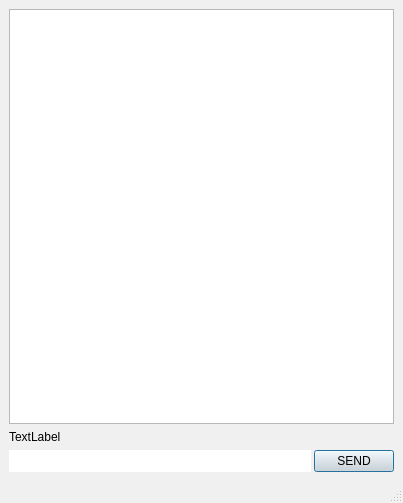
Above: mainwindow.ui from KatarzynaDudziak/tcp-chat before the change. Below: the same form after it.
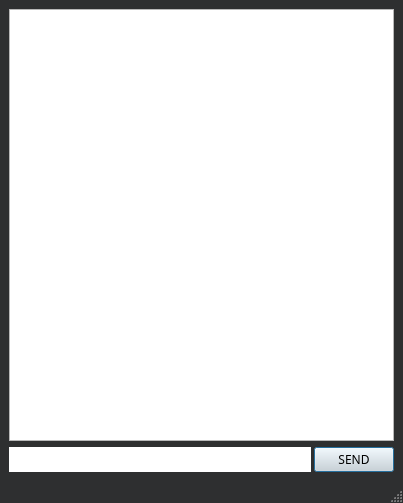
That is the form after the change.

Diff of the .ui file:
```diff
--- a/mainwindow.ui
+++ b/mainwindow.ui
@@ -121,6 +121,15 @@
        </color>
       </brush>
      </colorrole>
+     <colorrole role="Highlight">
+      <brush brushstyle="SolidPattern">
+       <color alpha="255">
+        <red>0</red>
+        <green>111</green>
+        <blue>215</blue>
+       </color>
+      </brush>
+     </colorrole>
      <colorrole role="AlternateBase">
       <brush brushstyle="SolidPattern">
        <color alpha="255">
@@ -153,18 +162,18 @@
      <colorrole role="WindowText">
       <brush brushstyle="SolidPattern">
        <color alpha="255">
-        <red>0</red>
-        <green>0</green>
-        <blue>0</blue>
+        <red>208</red>
+        <green>208</green>
+        <blue>208</blue>
        </color>
       </brush>
      </colorrole>
      <colorrole role="Button">
       <brush brushstyle="SolidPattern">
        <color alpha="255">
-        <red>240</red>
-        <green>240</green>
-        <blue>240</blue>
+        <red>64</red>
+        <green>65</green>
+        <blue>66</blue>
        </color>
       </brush>
      </colorrole>
@@ -189,9 +198,9 @@
      <colorrole role="Dark">
       <brush brushstyle="SolidPattern">
        <color alpha="255">
-        <red>160</red>
-        <green>160</green>
-        <blue>160</blue>
+        <red>64</red>
+        <green>65</green>
+        <blue>66</blue>
        </color>
       </brush>
      </colorrole>
@@ -207,9 +216,9 @@
      <colorrole role="Text">
       <brush brushstyle="SolidPattern">
        <color alpha="255">
-        <red>0</red>
-        <green>0</green>
-        <blue>0</blue>
+        <red>208</red>
+        <green>208</green>
+        <blue>208</blue>
        </color>
       </brush>
      </colorrole>
@@ -217,35 +226,35 @@
       <brush brushstyle="SolidPattern">
        <color alpha="255">
         <red>255</red>
-        <green>255</green>
-        <blue>255</blue>
+        <green>51</green>
+        <blue>51</blue>
        </color>
       </brush>
      </colorrole>
      <colorrole role="ButtonText">
       <brush brushstyle="SolidPattern">
        <color alpha="255">
-        <red>0</red>
-        <green>0</green>
-        <blue>0</blue>
+        <red>208</red>
+        <green>208</green>
+        <blue>208</blue>
        </color>
       </brush>
      </colorrole>
      <colorrole role="Base">
       <brush brushstyle="SolidPattern">
        <color alpha="255">
-        <red>255</red>
-        <green>255</green>
-        <blue>255</blue>
+        <red>46</red>
+        <green>47</green>
+        <blue>48</blue>
        </color>
       </brush>
      </colorrole>
      <colorrole role="Window">
       <brush brushstyle="SolidPattern">
        <color alpha="255">
-        <red>240</red>
-        <green>240</green>
-        <blue>240</blue>
+        <red>46</red>
+        <green>47</green>
+        <blue>48</blue>
        </color>
       </brush>
      </colorrole>
@@ -258,30 +267,39 @@
        </color>
       </brush>
      </colorrole>
+     <colorrole role="Highlight">
+      <brush brushstyle="SolidPattern">
+       <color alpha="255">
+        <red>29</red>
+        <green>84</green>
+        <blue>92</blue>
+       </color>
+      </brush>
+     </colorrole>
      <colorrole role="AlternateBase">
       <brush brushstyle="SolidPattern">
        <color alpha="255">
-        <red>245</red>
-        <green>245</green>
-        <blue>245</blue>
+        <red>53</red>
+        <green>54</green>
+        <blue>55</blue>
        </color>
       </brush>
      </colorrole>
      <colorrole role="ToolTipBase">
       <brush brushstyle="SolidPattern">
        <color alpha="255">
-        <red>255</red>
-        <green>255</green>
-        <blue>220</blue>
+        <red>64</red>
+        <green>65</green>
+        <blue>66</blue>
        </color>
       </brush>
      </colorrole>
      <colorrole role="ToolTipText">
       <brush brushstyle="SolidPattern">
        <color alpha="255">
-        <red>0</red>
-        <green>0</green>
-        <blue>0</blue>
+        <red>208</red>
+        <green>208</green>
+        <blue>208</blue>
        </color>
       </brush>
      </colorrole>
@@ -395,30 +413,39 @@
        </color>
       </brush>
      </colorrole>
+     <colorrole role="Highlight">
+      <brush brushstyle="SolidPattern">
+       <color alpha="255">
+        <red>29</red>
+        <green>84</green>
+        <blue>92</blue>
+       </color>
+      </brush>
+     </colorrole>
      <colorrole role="AlternateBase">
       <brush brushstyle="SolidPattern">
        <color alpha="255">
-        <red>245</red>
-        <green>245</green>
-        <blue>245</blue>
+        <red>53</red>
+        <green>54</green>
+        <blue>55</blue>
        </color>
       </brush>
      </colorrole>
      <colorrole role="ToolTipBase">
       <brush brushstyle="SolidPattern">
        <color alpha="255">
-        <red>255</red>
-        <green>255</green>
-        <blue>220</blue>
+        <red>64</red>
+        <green>65</green>
+        <blue>66</blue>
        </color>
       </brush>
      </colorrole>
      <colorrole role="ToolTipText">
       <brush brushstyle="SolidPattern">
        <color alpha="255">
-        <red>0</red>
-        <green>0</green>
-        <blue>0</blue>
+        <red>208</red>
+        <green>208</green>
+        <blue>208</blue>
        </color>
       </brush>
      </colorrole>
@@ -427,7 +454,9 @@
   </property>
   <property name="font">
    <font>
-    <pointsize>14</pointsize>
+    <family>Arial Black</family>
+    <pointsize>16</pointsize>
+    <bold>false</bold>
     <kerning>true</kerning>
    </font>
   </property>
@@ -868,17 +897,10 @@
      </disabled>
     </palette>
    </property>
-   <layout class="QVBoxLayout" name="verticalLayout" stretch="0,0,0">
+   <layout class="QVBoxLayout" name="verticalLayout" stretch="0,0">
     <item>
      <widget class="QTextBrowser" name="textBrowser"/>
     </item>
-    <item>
-     <widget class="QLabel" name="label">
-      <property name="text">
-       <string>TextLabel</string>
-      </property>
-     </widget>
-    </item>
     <item>
      <layout class="QHBoxLayout" name="horizontalLayout">
       <property name="spacing">
@@ -922,6 +944,7 @@
         </property>
         <property name="font">
          <font>
+          <family>Arial Black</family>
           <bold>false</bold>
           <underline>false</underline>
           <strikeout>false</strikeout>
```
